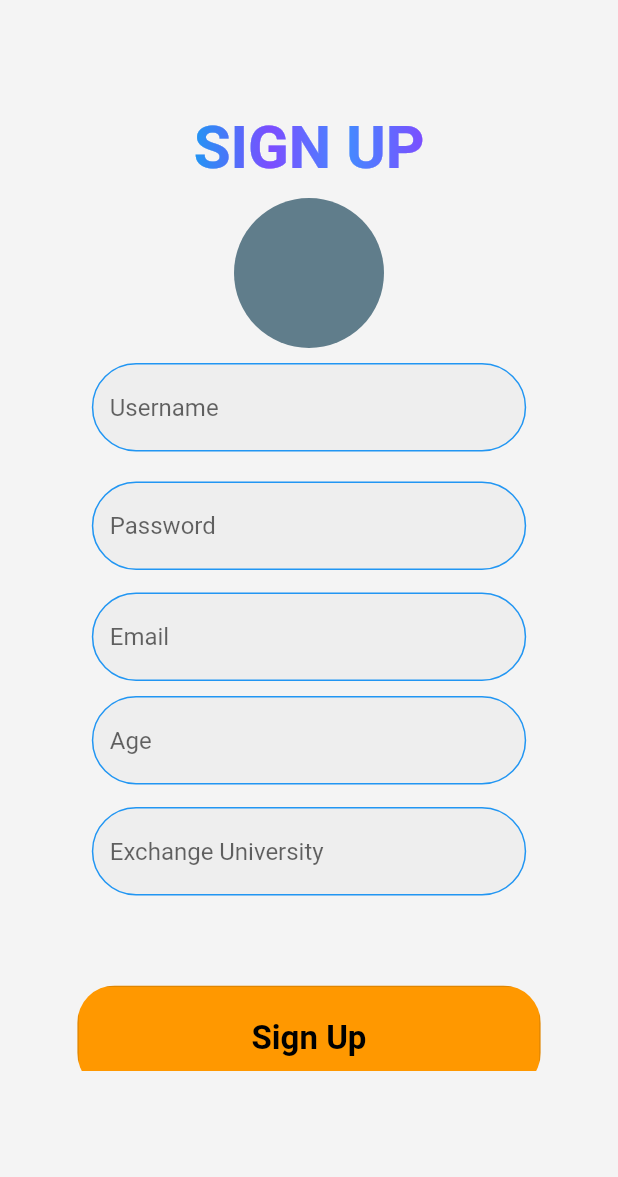
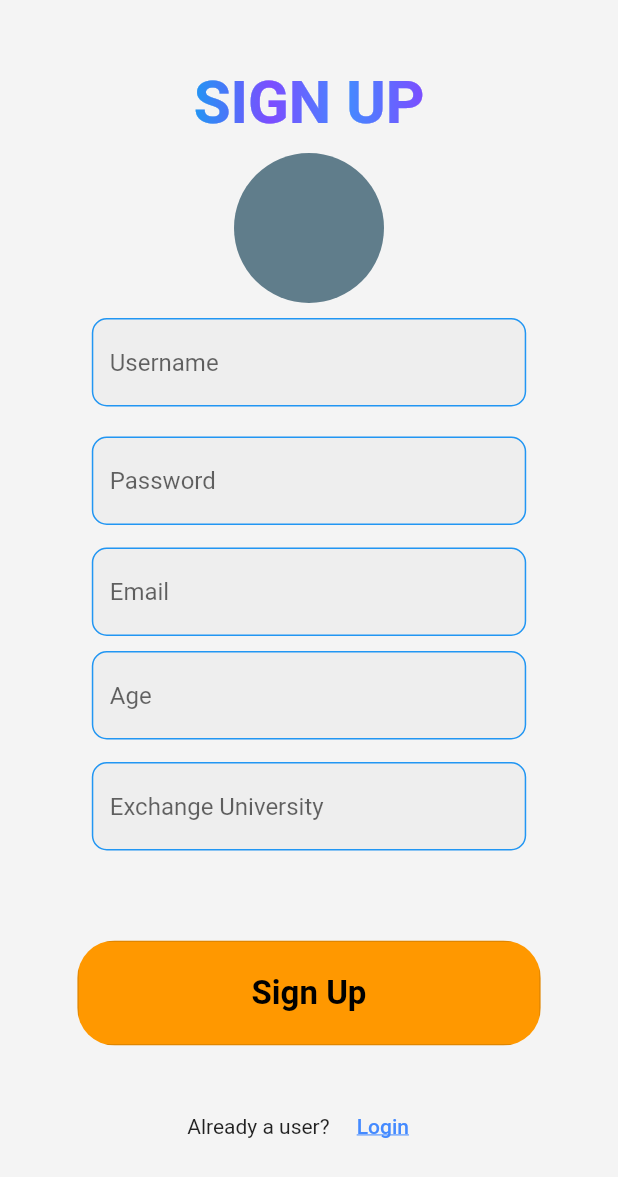
Before and after one commit to ExchangeitTeam/Exchangeit, a Flutter app: the SignUp screen opened by its route, on a phone screen of 412 x 824 dp. Shown: the top 1177 px of the screen. Run offline on Flutter 3.47's test engine with Material 2 defaults, Android fonts, the phone set to English and light mode, and no system bars; drawn by our look-alikes of simple_gradient_text; our stand-ins replace email_validator, google_fonts, image_picker, like_button, shared_preferences; missing offline and left inert: sign_button; accounts and stored records are empty; network calls fail.

Commit message:
fix colors

```diff
--- a/lib/Objects/PostClass.dart
+++ b/lib/Objects/PostClass.dart
@@ -1,3 +1,4 @@
+import 'package:exchangeit/models/Styles.dart';
 import 'package:flutter/material.dart';
 import 'package:like_button/like_button.dart';
 
@@ -171,9 +172,8 @@ class PostHeader extends StatelessWidget {
                       children: [
                         Align(
                           alignment: Alignment.bottomLeft,
-                          child: Text(
-                            username,
-                          ),
+                          child:
+                              Text(username, style: AppStyles.profileTextName),
                         ),
                         SizedBox(
                           height: 5,
--- a/lib/main.dart
+++ b/lib/main.dart
@@ -1,4 +1,4 @@
-import 'package:exchangeit/routes/ChangePassword.dart';
+import 'package:exchangeit/SettingsOptions/ChangePassword.dart';
 import 'package:exchangeit/routes/DMPage.dart';
 import 'package:exchangeit/routes/LoggedIn.dart';
 import 'package:exchangeit/routes/LoginPage.dart';
--- a/lib/models/Styles.dart
+++ b/lib/models/Styles.dart
@@ -13,6 +13,25 @@ class AppStyles {
     color: Colors.white,
     fontSize: 60,
   );
+  static final enableInputBorder = OutlineInputBorder(
+    borderSide: BorderSide(color: Colors.blue),
+    borderRadius: BorderRadius.all(Radius.circular(10)),
+  );
+
+  static final focusedInputBorder = OutlineInputBorder(
+    borderSide: BorderSide(color: Colors.red),
+    borderRadius: BorderRadius.all(Radius.circular(10)),
+  );
+
+  static final borderInput = OutlineInputBorder(
+    borderSide: BorderSide(color: Colors.red),
+    borderRadius: BorderRadius.all(Radius.circular(10)),
+  );
+
+  static final WalkTextStyle = GoogleFonts.signika(
+    color: Colors.black,
+    fontSize: 18,
+  );
 
   static final profileName = GoogleFonts.nunito(
       color: Colors.white, fontSize: 40, fontWeight: FontWeight.w700);
@@ -24,7 +43,7 @@ class AppStyles {
 
   static final profileTextName = GoogleFonts.signika(
     color: AppColors.appTextColor,
-    fontWeight: FontWeight.w700,
+    fontWeight: FontWeight.w500,
     fontSize: 18,
   );
 
--- a/lib/models/WalkModel.dart
+++ b/lib/models/WalkModel.dart
@@ -86,7 +86,7 @@ class WalkItem extends StatelessWidget {
           Text(
             WalkPagesList[index].bottom,
             textAlign: TextAlign.center,
-            style: TextStyle(color: Colors.black, fontSize: 18),
+            style: AppStyles.WalkTextStyle,
           ),
           SizedBox(height: 25),
           Row(
--- a/lib/routes/FeedPage.dart
+++ b/lib/routes/FeedPage.dart
@@ -17,7 +17,7 @@ class _FeedPageState extends State<FeedPage> {
           'https://cdn2.iconfinder.com/data/icons/random-outline-3/48/random_14-512.png'),
       image: NetworkImage(
           "https://images.pexels.com/photos/1772973/pexels-photo-1772973.png?auto=compress&cs=tinysrgb&dpr=2&h=750&w=1260"),
-      username: "Ayşe Aydemir",
+      username: "Ayse Aydemir",
       isMine: true,
       postId: '1',
       Location: "Everest",
@@ -36,7 +36,7 @@ class _FeedPageState extends State<FeedPage> {
           'https://cdn2.iconfinder.com/data/icons/random-outline-3/48/random_14-512.png'),
       image: NetworkImage(
           "https://i.neredekal.com/i/neredekal/75/425x0/604de59d067127e05588bb7b"),
-      username: "İsmail Dag",
+      username: "Ismail Dag",
       isMine: true,
       postId: '2',
       Location: "Ardahan",
@@ -47,7 +47,7 @@ class _FeedPageState extends State<FeedPage> {
       profileImage: NetworkImage(
           'https://cdn2.iconfinder.com/data/icons/random-outline-3/48/random_14-512.png'),
       Location: "Munich",
-      username: "Ayşe Aydemir",
+      username: "Ayse Aydemir",
       postId: '10',
     ),
   ];
--- a/lib/routes/LoginPage.dart
+++ b/lib/routes/LoginPage.dart
@@ -239,7 +239,7 @@ class _LoginScreenState extends State<LoginScreen> {
                       Text("Need an Account? "),
                       TextButton(
                           onPressed: () {
-                            Navigator.popAndPushNamed(context, "SignUp");
+                            Navigator.popAndPushNamed(context, "/SignUp");
                           },
                           child: Text(
                             "Sign Up",
--- a/lib/routes/SignupPage.dart
+++ b/lib/routes/SignupPage.dart
@@ -1,4 +1,6 @@
 import 'package:email_validator/email_validator.dart';
+import 'package:exchangeit/models/Styles.dart';
+import 'package:exchangeit/routes/LoggedIn.dart';
 import 'package:exchangeit/routes/SettingsPage.dart';
 import 'package:flutter/material.dart';
 import 'package:simple_gradient_text/simple_gradient_text.dart';
@@ -24,9 +26,9 @@ class _SignUpState extends State<SignUp> {
       body: SafeArea(
         child: Container(
           //margin: EdgeInsets.fromLTRB(0, 10, 0, 25),
-          padding: EdgeInsets.fromLTRB(0, 75, 0, 0),
+          padding: EdgeInsets.fromLTRB(0, 45, 0, 0),
           child: Container(
-            margin: EdgeInsets.fromLTRB(0, 0, 0, 110),
+            margin: EdgeInsets.fromLTRB(0, 0, 0, 30),
             child: SingleChildScrollView(
                 child: Column(
               mainAxisAlignment: MainAxisAlignment.center,
@@ -78,18 +80,9 @@ class _SignUpState extends State<SignUp> {
                               fillColor: Colors.grey[200],
                               filled: true,
                               hintText: "Username",
-                              enabledBorder: OutlineInputBorder(
-                                  borderSide: BorderSide(color: Colors.blue),
-                                  borderRadius:
-                                      BorderRadius.all(Radius.circular(30))),
-                              focusedBorder: OutlineInputBorder(
-                                  borderSide: BorderSide(color: Colors.red),
-                                  borderRadius:
-                                      BorderRadius.all(Radius.circular(30))),
-                              border: OutlineInputBorder(
-                                  borderSide: BorderSide(color: Colors.red),
-                                  borderRadius:
-                                      BorderRadius.all(Radius.circular(30))),
+                              enabledBorder: AppStyles.enableInputBorder,
+                              focusedBorder: AppStyles.focusedInputBorder,
+                              border: AppStyles.borderInput,
                             ),
                             validator: (value) {
                               if (value != null) {
@@ -119,18 +112,9 @@ class _SignUpState extends State<SignUp> {
                               fillColor: Colors.grey[200],
                               filled: true,
                               hintText: "Password",
-                              enabledBorder: OutlineInputBorder(
-                                  borderSide: BorderSide(color: Colors.blue),
-                                  borderRadius:
-                                      BorderRadius.all(Radius.circular(30))),
-                              focusedBorder: OutlineInputBorder(
-                                  borderSide: BorderSide(color: Colors.red),
-                                  borderRadius:
-                                      BorderRadius.all(Radius.circular(30))),
-                              border: OutlineInputBorder(
-                                  borderSide: BorderSide(color: Colors.red),
-                                  borderRadius:
-                                      BorderRadius.all(Radius.circular(30))),
+                              enabledBorder: AppStyles.enableInputBorder,
+                              focusedBorder: AppStyles.focusedInputBorder,
+                              border: AppStyles.borderInput,
                             ),
                             validator: (value) {
                               if (value != null) {
@@ -157,18 +141,9 @@ class _SignUpState extends State<SignUp> {
                               fillColor: Colors.grey[200],
                               filled: true,
                               hintText: "Email",
-                              enabledBorder: OutlineInputBorder(
-                                  borderSide: BorderSide(color: Colors.blue),
-                                  borderRadius:
-                                      BorderRadius.all(Radius.circular(30))),
-                              focusedBorder: OutlineInputBorder(
-                                  borderSide: BorderSide(color: Colors.red),
-                                  borderRadius:
-                                      BorderRadius.all(Radius.circular(30))),
-                              border: OutlineInputBorder(
-                                  borderSide: BorderSide(color: Colors.red),
-                                  borderRadius:
-                                      BorderRadius.all(Radius.circular(30))),
+                              enabledBorder: AppStyles.enableInputBorder,
+                              focusedBorder: AppStyles.focusedInputBorder,
+                              border: AppStyles.borderInput,
                             ),
                             validator: (value) {
                               if (value != null) {
@@ -195,18 +170,9 @@ class _SignUpState extends State<SignUp> {
                               fillColor: Colors.grey[200],
                               filled: true,
                               hintText: "Age",
-                              enabledBorder: OutlineInputBorder(
-                                  borderSide: BorderSide(color: Colors.blue),
-                                  borderRadius:
-                                      BorderRadius.all(Radius.circular(30))),
-                              focusedBorder: OutlineInputBorder(
-                                  borderSide: BorderSide(color: Colors.red),
-                                  borderRadius:
-                                      BorderRadius.all(Radius.circular(30))),
-                              border: OutlineInputBorder(
-                                  borderSide: BorderSide(color: Colors.red),
-                                  borderRadius:
-                                      BorderRadius.all(Radius.circular(30))),
+                              enabledBorder: AppStyles.enableInputBorder,
+                              focusedBorder: AppStyles.focusedInputBorder,
+                              border: AppStyles.borderInput,
                             ),
                             validator: (value) {
                               if (value != null) {
@@ -237,18 +203,9 @@ class _SignUpState extends State<SignUp> {
                               fillColor: Colors.grey[200],
                               filled: true,
                               hintText: "Exchange University",
-                              enabledBorder: OutlineInputBorder(
-                                  borderSide: BorderSide(color: Colors.blue),
-                                  borderRadius:
-                                      BorderRadius.all(Radius.circular(30))),
-                              focusedBorder: OutlineInputBorder(
-                                  borderSide: BorderSide(color: Colors.red),
-                                  borderRadius:
-                                      BorderRadius.all(Radius.circular(30))),
-                              border: OutlineInputBorder(
-                                  borderSide: BorderSide(color: Colors.red),
-                                  borderRadius:
-                                      BorderRadius.all(Radius.circular(30))),
+                              enabledBorder: AppStyles.enableInputBorder,
+                              focusedBorder: AppStyles.focusedInputBorder,
+                              border: AppStyles.borderInput,
                             ),
                             validator: (value) {
                               if (value != null) {
@@ -269,10 +226,8 @@ class _SignUpState extends State<SignUp> {
                         borderRadius: BorderRadius.circular(25),
                         child: OutlinedButton(
                           onPressed: () {
-                            Navigator.push(
-                                context,
-                                MaterialPageRoute(
-                                    builder: (context) => Settings()));
+                            Navigator.of(context).pushNamedAndRemoveUntil(
+                                "/LoggedIn", (Route<dynamic> route) => false);
                           },
                           child: Padding(
                             padding: EdgeInsets.all(20),
@@ -298,7 +253,7 @@ class _SignUpState extends State<SignUp> {
                           Text("Already a user? "),
                           TextButton(
                               onPressed: () {
-                                Navigator.popAndPushNamed(context, "Login");
+                                Navigator.popAndPushNamed(context, "/Login");
                               },
                               child: Text(
                                 "Login",
--- a/lib/routes/post_text.dart
+++ b/lib/routes/post_text.dart
@@ -17,7 +17,7 @@ class _ShareTextState extends State<ShareText> {
             child: TextField(
               decoration: InputDecoration(
                 labelText: 'Tell others about yourself...',
-                labelStyle: TextStyle(fontSize: 24, color: Colors.black),
+                labelStyle: TextStyle(fontSize: 24, color: Colors.grey),
                 border: InputBorder.none,
               ),
               obscureText: false,
--- a/lib/routes/private_profile_page.dart
+++ b/lib/routes/private_profile_page.dart
@@ -16,7 +16,7 @@ class _privateProfileViewState extends State<privateProfileView> {
     return Scaffold(
       backgroundColor: Colors.white,
       appBar: AppBar(
-        backgroundColor: AppColors.appBackColor,
+        backgroundColor: AppColors.appBarColor,
         elevation: 0.0,
         title: Text(
           "Mehmet Sürünen",
@@ -31,7 +31,9 @@ class _privateProfileViewState extends State<privateProfileView> {
               Icons.settings,
               color: Colors.white,
             ),
-            onPressed: () {},
+            onPressed: () {
+              Navigator.pushNamed(context, 'Settings');
+            },
           ),
         ],
       ),
--- a/lib/routes/profile_page_gallery.dart
+++ b/lib/routes/profile_page_gallery.dart
@@ -14,7 +14,7 @@ class _GalleryState extends State<Gallery> {
           'https://cdn2.iconfinder.com/data/icons/random-outline-3/48/random_14-512.png'),
       image: NetworkImage(
           "https://images.pexels.com/photos/1772973/pexels-photo-1772973.png?auto=compress&cs=tinysrgb&dpr=2&h=750&w=1260"),
-      username: "Ayşe Aydemir",
+      username: "Ayse Aydemir",
       isMine: true,
       postId: '1',
       Location: "Everest",
@@ -24,7 +24,7 @@ class _GalleryState extends State<Gallery> {
           'https://cdn2.iconfinder.com/data/icons/random-outline-3/48/random_14-512.png'),
       image: NetworkImage(
           "https://i.neredekal.com/i/neredekal/75/425x0/604de59d067127e05588bb7b"),
-      username: "Ayşe Aydemir",
+      username: "Ayse Aydemir",
       isMine: true,
       postId: '2',
       Location: "Ardahan",
@@ -33,7 +33,7 @@ class _GalleryState extends State<Gallery> {
       profileImage: NetworkImage(
           'https://cdn2.iconfinder.com/data/icons/random-outline-3/48/random_14-512.png'),
       image: NetworkImage("https://muze.gen.tr/img/maiden_tower_home.jpg"),
-      username: "Ayşe Aydemir",
+      username: "Ayse Aydemir",
       isMine: false,
       postId: '2',
       Location: "Istanbul",
--- a/lib/routes/profile_page_posts.dart
+++ b/lib/routes/profile_page_posts.dart
@@ -143,7 +143,7 @@ class _PostState extends State<Post> {
       profileImage: NetworkImage(
           'https://cdn2.iconfinder.com/data/icons/random-outline-3/48/random_14-512.png'),
       Location: "Munich",
-      username: "Ayşe Aydemir",
+      username: "Ayse Aydemir",
       postId: '10',
     ),
     TextPost(
@@ -152,7 +152,7 @@ class _PostState extends State<Post> {
       profileImage: NetworkImage(
           'https://cdn2.iconfinder.com/data/icons/random-outline-3/48/random_14-512.png'),
       Location: "Istanbul",
-      username: "Ayşe Aydemir",
+      username: "Ayse Aydemir",
       postId: '10',
     )
   ];
```
Also changed, not shown: lib/routes/SearchPage.dart (+6 -1 lines), lib/routes/share_post.dart (+5 -2 lines), lib/SettingsOptions/ChangePassword.dart (renamed from lib/routes/ChangePassword.dart).
